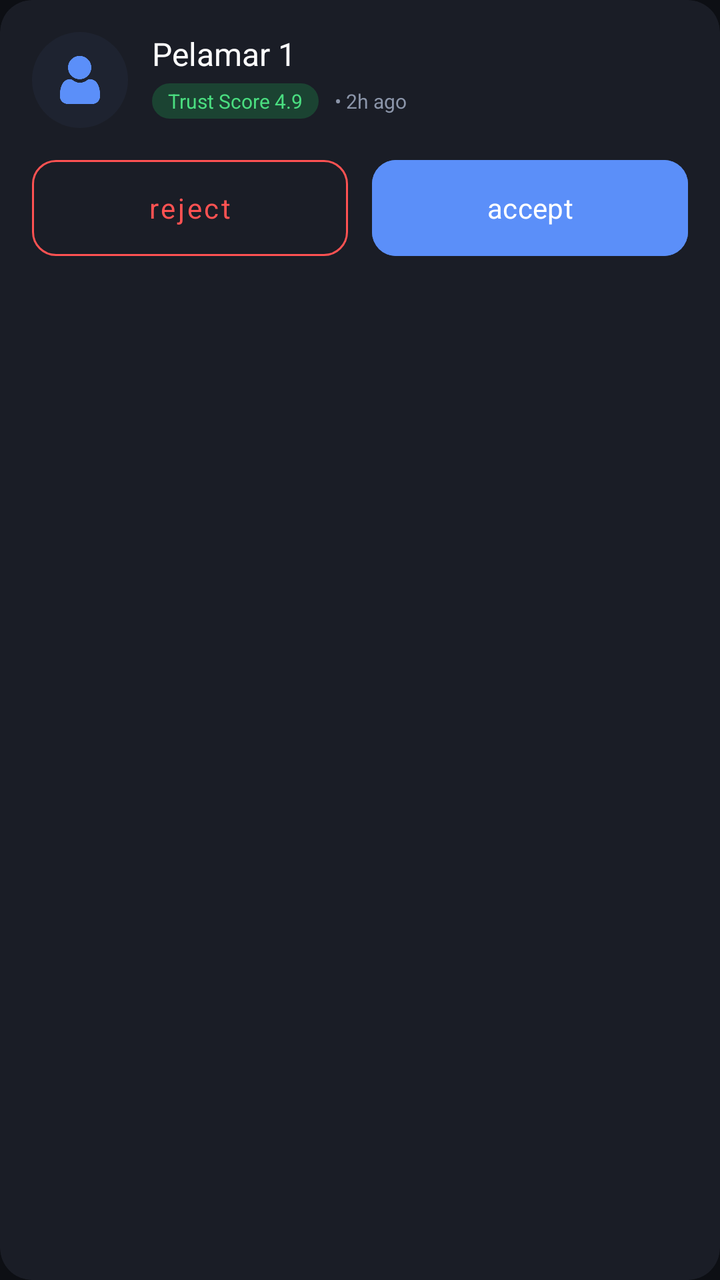
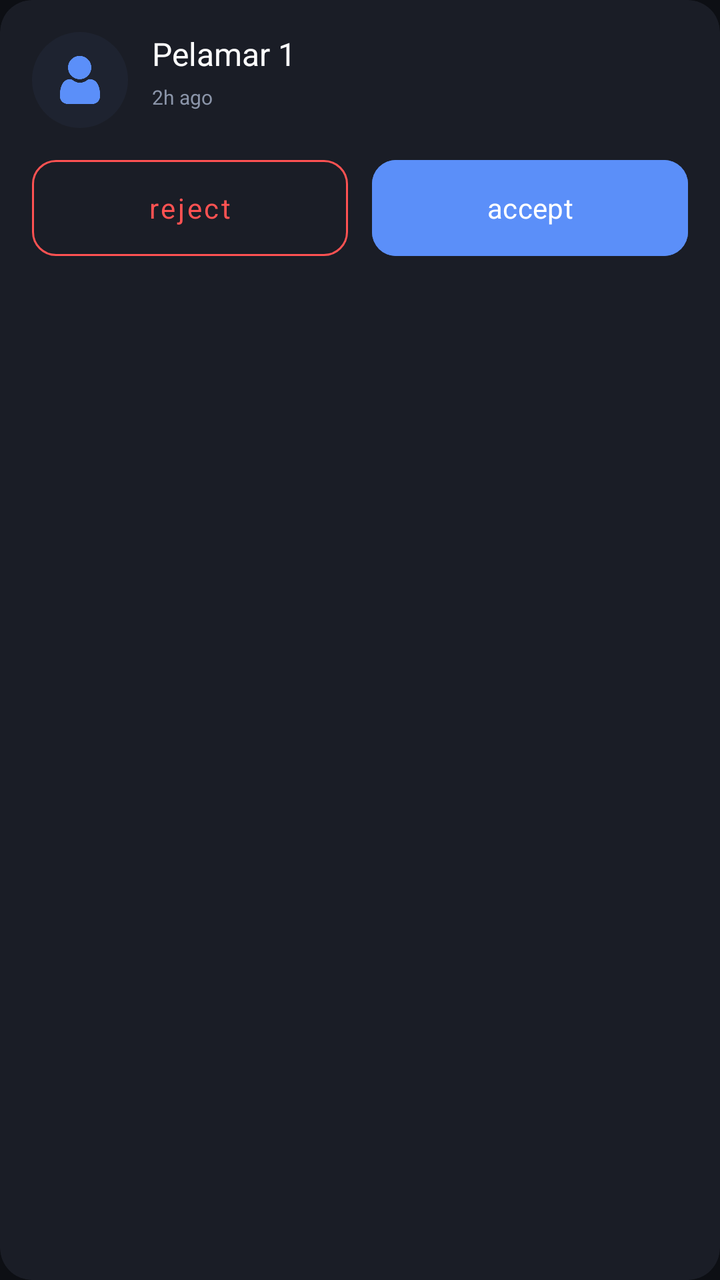

An Android layout rendered at two revisions. The XML below is the earlier revision; the diff shows what the commit changed to produce the second picture.
<!-- AndroidManifest.xml: application theme Theme.Joko -->
<!-- res/layout/item_applicant_card.xml -->
<?xml version="1.0" encoding="utf-8"?>
<androidx.cardview.widget.CardView xmlns:android="http://schemas.android.com/apk/res/android"
    xmlns:app="http://schemas.android.com/apk/res-auto"
    android:layout_width="match_parent"
    android:layout_height="wrap_content"
    android:layout_marginBottom="12dp"
    app:cardBackgroundColor="#1A1D26"
    app:cardCornerRadius="16dp"
    app:cardElevation="0dp"
    app:contentPadding="16dp">

    <LinearLayout
        android:layout_width="match_parent"
        android:layout_height="wrap_content"
        android:orientation="vertical">

        <RelativeLayout
            android:layout_width="match_parent"
            android:layout_height="wrap_content">

            <com.google.android.material.imageview.ShapeableImageView
                android:id="@+id/iv_avatar"
                android:layout_width="48dp"
                android:layout_height="48dp"
                android:src="@drawable/default_avatar"
                app:shapeAppearanceOverlay="@style/CircleImage" />

            <LinearLayout
                android:layout_width="wrap_content"
                android:layout_height="wrap_content"
                android:layout_marginStart="12dp"
                android:layout_toEndOf="@id/iv_avatar"
                android:orientation="vertical">

                <TextView
                    android:id="@+id/tv_name"
                    android:layout_width="wrap_content"
                    android:layout_height="wrap_content"
                    android:fontFamily="sans-serif-black"
                    android:text="Pelamar 1"
                    android:textColor="@color/white"
                    android:textSize="16sp" />

                <LinearLayout
                    android:layout_width="wrap_content"
                    android:layout_height="wrap_content"
                    android:layout_marginTop="4dp"
                    android:gravity="center_vertical"
                    android:orientation="horizontal">

                    <TextView
                        android:layout_width="wrap_content"
                        android:layout_height="wrap_content"
                        android:background="@drawable/bg_status_badge"
                        android:backgroundTint="#1B4332"
                        android:paddingHorizontal="8dp"
                        android:paddingVertical="2dp"
                        android:text="Trust Score 4.9"
                        android:textColor="#4ADE80"
                        android:textSize="10sp"
                        android:fontFamily="sans-serif-medium" />

                    <TextView
                        android:layout_width="wrap_content"
                        android:layout_height="wrap_content"
                        android:layout_marginStart="8dp"
                        android:text="• 2h ago"
                        android:textColor="@color/text_secondary"
                        android:textSize="10sp" />
                </LinearLayout>
            </LinearLayout>
        </RelativeLayout>

        <LinearLayout
            android:layout_width="match_parent"
            android:layout_height="wrap_content"
            android:layout_marginTop="16dp"
            android:orientation="horizontal">

            <com.google.android.material.button.MaterialButton
                android:id="@+id/btn_reject"
                style="@style/Widget.MaterialComponents.Button.OutlinedButton"
                android:layout_width="0dp"
                android:layout_height="48dp"
                android:layout_weight="1"
                android:text="reject"
                android:textAllCaps="false"
                android:textColor="#FF5252"
                app:cornerRadius="12dp"
                app:strokeColor="#FF5252"
                android:insetTop="0dp"
                android:insetBottom="0dp"/>

            <com.google.android.material.button.MaterialButton
                android:id="@+id/btn_accept"
                android:layout_width="0dp"
                android:layout_height="48dp"
                android:layout_marginStart="12dp"
                android:layout_weight="1"
                android:backgroundTint="@color/primary"
                android:text="accept"
                android:textAllCaps="false"
                android:textColor="@color/white"
                app:cornerRadius="12dp"
                android:insetTop="0dp"
                android:insetBottom="0dp"/>
        </LinearLayout>
    </LinearLayout>
</androidx.cardview.widget.CardView>
<!-- resources referenced by this layout -->
<resources>
  <color name="primary">#5B8FF9</color>
  <color name="text_secondary">#8B95A9</color>
  <color name="white">#FFFFFFFF</color>
  <!-- drawable bg_status_badge (drawable) -->
  <?xml version="1.0" encoding="utf-8"?>
  <shape xmlns:android="http://schemas.android.com/apk/res/android">
      <solid android:color="#1A1D26" />
      <corners android:radius="12dp" />
  </shape>
  <!-- drawable default_avatar: png bitmap (drawable, 5936 bytes) -->
  <style name="CircleImage">
          <item name="cornerSize">50%</item>
      </style>
  <style name="Theme.Joko" parent="Base.Theme.Joko" />
  <style name="Base.Theme.Joko" parent="Theme.Material3.DayNight.NoActionBar">
          <item name="colorPrimary">@color/primary</item>
          <item name="android:statusBarColor">@color/bg_base</item>
          <item name="android:windowBackground">@color/bg_base</item>
  
          
          <item name="fontFamily">@font/font_body</item>
  
          <item name="textAppearanceHeadlineLarge">@style/TextAppearance.App.HeadlineLarge</item>
          <item name="textAppearanceHeadlineMedium">@style/TextAppearance.App.HeadlineMedium</item>
          <item name="textAppearanceHeadlineSmall">@style/TextAppearance.App.HeadlineSmall</item>
          <item name="textAppearanceTitleLarge">@style/TextAppearance.App.TitleLarge</item>
      </style>
  <color name="bg_base">#0D0F14</color>
  <style name="TextAppearance.App.HeadlineLarge" parent="TextAppearance.Material3.HeadlineLarge">
          <item name="fontFamily">@font/font_headlines</item>
          <item name="android:fontFamily">@font/font_headlines</item>
      </style>
  <style name="TextAppearance.App.HeadlineMedium" parent="TextAppearance.Material3.HeadlineMedium">
          <item name="fontFamily">@font/font_headlines</item>
          <item name="android:fontFamily">@font/font_headlines</item>
      </style>
  <style name="TextAppearance.App.HeadlineSmall" parent="TextAppearance.Material3.HeadlineSmall">
          <item name="fontFamily">@font/font_headlines</item>
          <item name="android:fontFamily">@font/font_headlines</item>
      </style>
  <style name="TextAppearance.App.TitleLarge" parent="TextAppearance.Material3.TitleLarge">
          <item name="fontFamily">@font/font_headlines</item>
          <item name="android:fontFamily">@font/font_headlines</item>
          <item name="android:textStyle">bold</item>
      </style>
</resources>

<!-- the commit's change to res/layout/item_applicant_card.xml (unified diff, before → after) -->
@@ -41,33 +41,13 @@
                     android:textColor="@color/white"
                     android:textSize="16sp" />
 
-                <LinearLayout
+                <TextView
                     android:layout_width="wrap_content"
                     android:layout_height="wrap_content"
                     android:layout_marginTop="4dp"
-                    android:gravity="center_vertical"
-                    android:orientation="horizontal">
-
-                    <TextView
-                        android:layout_width="wrap_content"
-                        android:layout_height="wrap_content"
-                        android:background="@drawable/bg_status_badge"
-                        android:backgroundTint="#1B4332"
-                        android:paddingHorizontal="8dp"
-                        android:paddingVertical="2dp"
-                        android:text="Trust Score 4.9"
-                        android:textColor="#4ADE80"
-                        android:textSize="10sp"
-                        android:fontFamily="sans-serif-medium" />
-
-                    <TextView
-                        android:layout_width="wrap_content"
-                        android:layout_height="wrap_content"
-                        android:layout_marginStart="8dp"
-                        android:text="• 2h ago"
-                        android:textColor="@color/text_secondary"
-                        android:textSize="10sp" />
-                </LinearLayout>
+                    android:text="2h ago"
+                    android:textColor="@color/text_secondary"
+                    android:textSize="10sp" />
             </LinearLayout>
         </RelativeLayout>
 
<!-- resource entries referenced after the edit -->
@@ -3,12 +3,6 @@
   <color name="primary">#5B8FF9</color>
   <color name="text_secondary">#8B95A9</color>
   <color name="white">#FFFFFFFF</color>
-  <!-- drawable bg_status_badge (drawable) -->
-  <?xml version="1.0" encoding="utf-8"?>
-  <shape xmlns:android="http://schemas.android.com/apk/res/android">
-      <solid android:color="#1A1D26" />
-      <corners android:radius="12dp" />
-  </shape>
   <!-- drawable default_avatar: png bitmap (drawable, 5936 bytes) -->
   <style name="CircleImage">
           <item name="cornerSize">50%</item>
